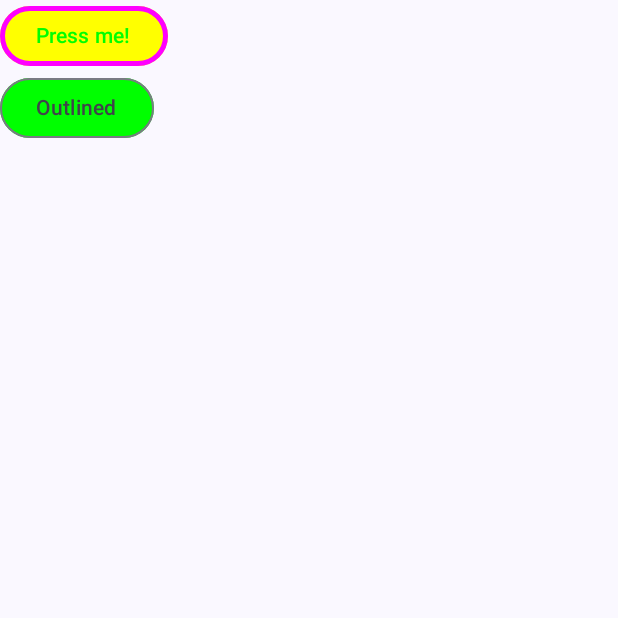
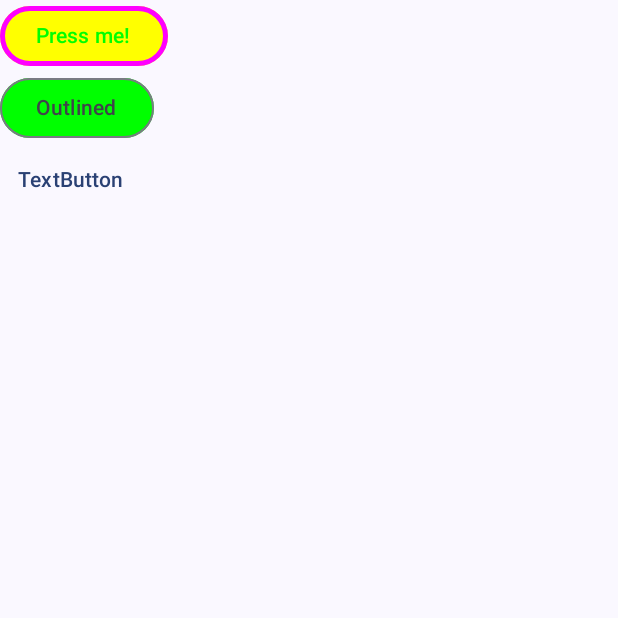
Before and after one commit to veselin0/Jetpack-Compose-Aristedes-Updated, an Android app built with Jetpack Compose: the screen it shows after launch (MainActivity), on a phone screen of 412 x 824 dp, the top half of it. Run offline under Robolectric (Android 15) with nearby library versions, the phone set to English and light mode, and no system bars.

Commit message:
28. TextButton

```diff
--- a/MyUpgradedApplication/app/src/main/java/com/example/myupgradedapplication/components/Buttons.kt
+++ b/MyUpgradedApplication/app/src/main/java/com/example/myupgradedapplication/components/Buttons.kt
@@ -9,6 +9,7 @@ import androidx.compose.material3.ButtonColors
 import androidx.compose.material3.ButtonDefaults
 import androidx.compose.material3.OutlinedButton
 import androidx.compose.material3.Text
+import androidx.compose.material3.TextButton
 import androidx.compose.runtime.Composable
 import androidx.compose.ui.Modifier
 import androidx.compose.ui.graphics.Color
@@ -37,5 +38,8 @@ fun MyButtons(modifier: Modifier = Modifier) {
         ) {
             Text(text = "Outlined")
         }
+        TextButton(onClick = {}) {
+            Text(text = "TextButton")
+        }
     }
 }
```
